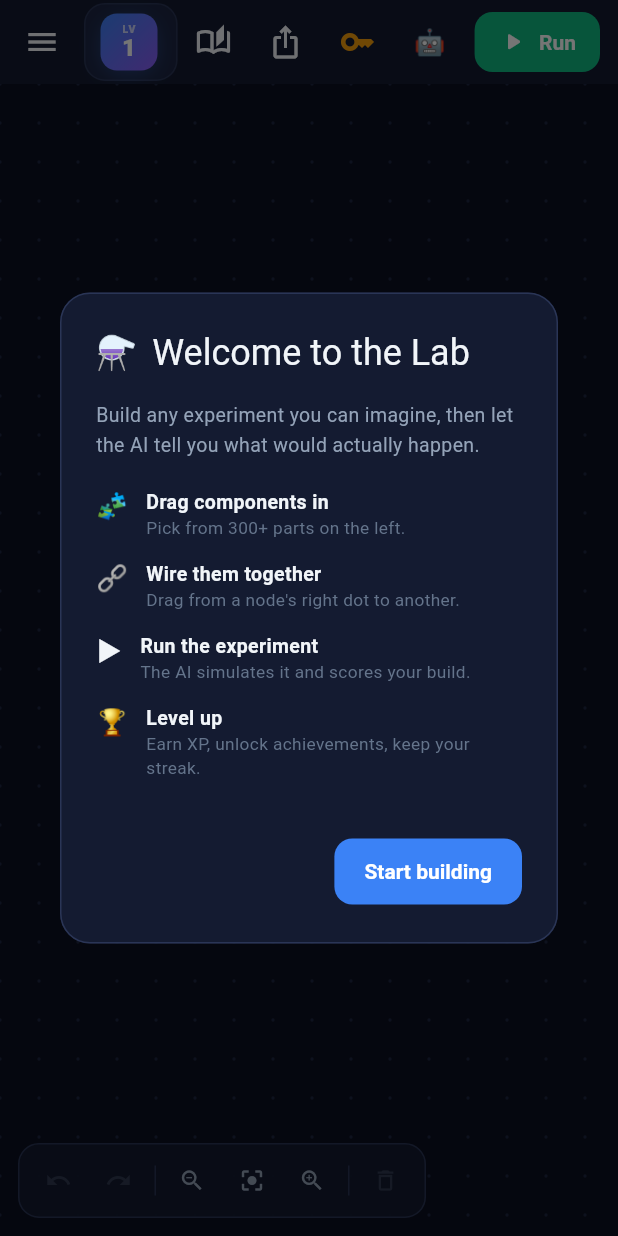
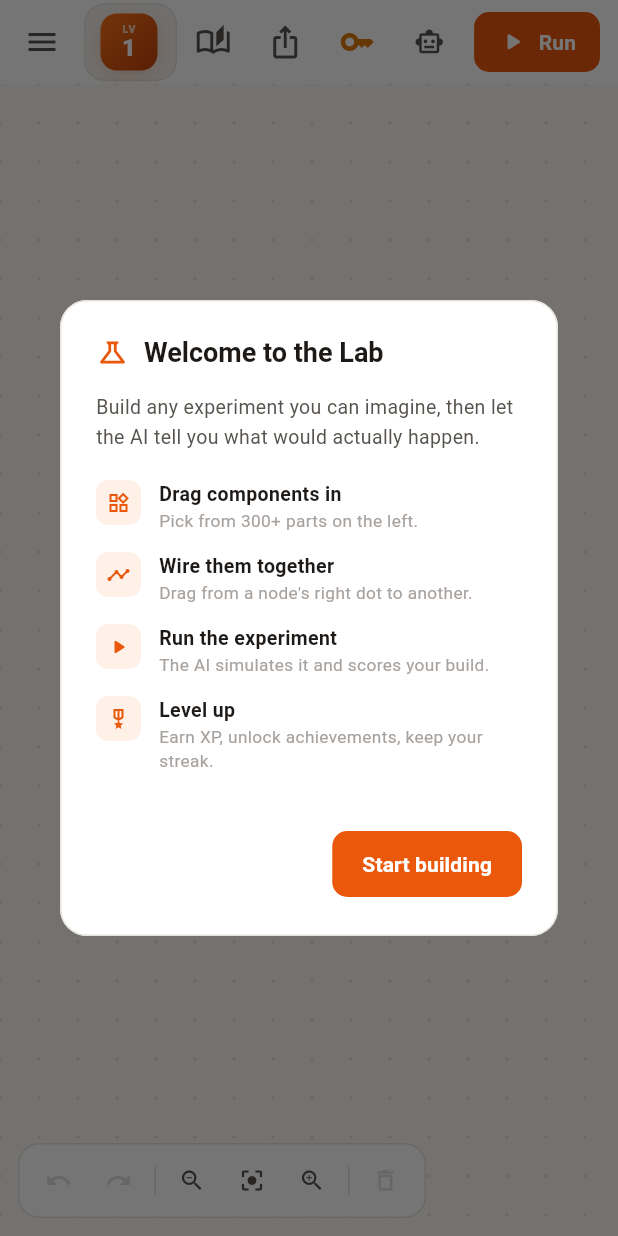
Before and after one commit to nileshpatil6/hackgenesis, a Flutter app: the screen it shows after launch, on a phone screen of 412 x 824 dp. Run offline on Flutter 3.47's test engine with Material 3 defaults, Android fonts, the phone set to English and light mode, and no system bars; our stand-ins replace confetti, flutter_svg, shared_preferences.

Commit message:
Switch app to a light, professional orange and white theme
Replaces the dark neon palette with warm neutrals, white surfaces and a
single orange accent, and softens the node glows to restrained shadows.

Also swaps decorative emoji in headings, dialogs and stat tiles for
Material icons: several glyphs rendered as tofu boxes on Flutter web
because the fallback emoji font loads after first paint, and icons read
more professional besides. Data-driven emoji (components, achievements,
quests) are unchanged.

```diff
--- a/canvas_flutter/lib/canvas/canvas_view.dart
+++ b/canvas_flutter/lib/canvas/canvas_view.dart
@@ -286,8 +286,7 @@ class _CanvasViewState extends State<CanvasView>
                   key: ValueKey<String>(node.id),
                   node: node,
                   isSelected: _controller.selectedNodeId == node.id,
-                  isConnecting:
-                      connectingId != null && connectingId != node.id,
+                  isConnecting: connectingId != null && connectingId != node.id,
                   onTap: () {
                     _focusNode.requestFocus();
                     _controller.selectNode(node.id);
--- a/canvas_flutter/lib/game/game_state.dart
+++ b/canvas_flutter/lib/game/game_state.dart
@@ -214,7 +214,8 @@ class GameState extends ChangeNotifier {
   int get largestGraphEdges => _largestGraphEdges;
 
   /// Distinct [ComponentData.category] ids the player has ever placed.
-  Set<String> get categoriesUsed => UnmodifiableSetView<String>(_categoriesUsed);
+  Set<String> get categoriesUsed =>
+      UnmodifiableSetView<String>(_categoriesUsed);
 
   /// Unlocked achievements, resolved and kept in [kAchievements] order.
   List<Achievement> get unlocked => List<Achievement>.unmodifiable(
@@ -246,7 +247,8 @@ class GameState extends ChangeNotifier {
   }
 
   /// Whether [quest] has hit its target today.
-  bool isQuestComplete(Quest quest) => questProgress(quest) >= quest.targetCount;
+  bool isQuestComplete(Quest quest) =>
+      questProgress(quest) >= quest.targetCount;
 
   /// Whether [load] has completed.
   bool get isLoaded => _isLoaded;
--- a/canvas_flutter/lib/main.dart
+++ b/canvas_flutter/lib/main.dart
@@ -38,7 +38,7 @@ class CanvasLabApp extends StatelessWidget {
       child: MaterialApp(
         title: 'AI Experiment Lab',
         debugShowCheckedModeBanner: false,
-        theme: AppTheme.dark,
+        theme: AppTheme.light,
         home: const HomeScreen(),
       ),
     );
--- a/canvas_flutter/lib/screens/home_screen.dart
+++ b/canvas_flutter/lib/screens/home_screen.dart
@@ -224,11 +224,7 @@ class _HomeScreenState extends State<HomeScreen> {
 
     setState(() {
       _chat.add(
-        ChatMessage(
-          isUser: true,
-          content: question,
-          timestamp: DateTime.now(),
-        ),
+        ChatMessage(isUser: true, content: question, timestamp: DateTime.now()),
       );
       _assistantLoading = true;
     });
@@ -335,8 +331,7 @@ class _HomeScreenState extends State<HomeScreen> {
             controller: _confetti,
             child: Row(
               children: [
-                if (isWide)
-                  SizedBox(width: 280, child: _buildLibrary()),
+                if (isWide) SizedBox(width: 280, child: _buildLibrary()),
                 Expanded(child: _buildCanvasArea()),
                 if (isWide && _assistantOpen)
                   SizedBox(width: 340, child: _buildAssistant()),
@@ -356,7 +351,11 @@ class _HomeScreenState extends State<HomeScreen> {
       title: Row(
         children: [
           if (isWide) ...[
-            const Text('⚗️', style: TextStyle(fontSize: 20)),
+            const Icon(
+              Icons.science_outlined,
+              size: 20,
+              color: AppColors.primary,
+            ),
             const SizedBox(width: 10),
             const Text(
               'AI Experiment Lab',
@@ -404,7 +403,7 @@ class _HomeScreenState extends State<HomeScreen> {
         ),
         IconButton(
           tooltip: 'Lab assistant',
-          icon: const Text('🤖', style: TextStyle(fontSize: 17)),
+          icon: const Icon(Icons.smart_toy_outlined, size: 20),
           onPressed: () {
             if (MediaQuery.of(context).size.width >= _wideBreakpoint) {
               setState(() => _assistantOpen = !_assistantOpen);
@@ -419,7 +418,6 @@ class _HomeScreenState extends State<HomeScreen> {
           child: FilledButton.icon(
             onPressed: _isAnalyzing ? null : _runExperiment,
             style: FilledButton.styleFrom(
-              backgroundColor: AppColors.success,
               padding: const EdgeInsets.symmetric(horizontal: 16, vertical: 10),
             ),
             icon: const Icon(Icons.play_arrow_rounded, size: 19),
--- a/canvas_flutter/lib/theme/app_theme.dart
+++ b/canvas_flutter/lib/theme/app_theme.dart
@@ -1,31 +1,53 @@
 import 'package:flutter/material.dart';
 import 'package:flutter/services.dart';
 
-/// Dark "science lab" palette shared across the app.
+/// Light, minimal palette: warm neutrals, white surfaces, one orange accent.
+///
+/// Colour is spent deliberately — the chrome stays neutral so the orange
+/// accent and the category hues on the canvas are the only things that pull
+/// the eye.
 abstract final class AppColors {
-  static const background = Color(0xFF0B1020);
-  static const surface = Color(0xFF141B31);
-  static const surfaceAlt = Color(0xFF1C2542);
-  static const border = Color(0xFF2A3556);
+  /// Page behind the panels, and the canvas itself.
+  static const background = Color(0xFFFAF9F7);
 
-  static const primary = Color(0xFF3B82F6);
-  static const success = Color(0xFF10B981);
-  static const warning = Color(0xFFF59E0B);
-  static const danger = Color(0xFFEF4444);
-  static const accent = Color(0xFFEC4899);
-  static const purple = Color(0xFF8B5CF6);
+  /// Panels, cards, dialogs.
+  static const surface = Color(0xFFFFFFFF);
 
-  static const textPrimary = Color(0xFFF1F5F9);
-  static const textSecondary = Color(0xFF94A3B8);
-  static const textMuted = Color(0xFF64748B);
+  /// Insets: list tiles, inputs, chips.
+  static const surfaceAlt = Color(0xFFF5F3F0);
 
-  /// Canvas grid dot colour.
-  static const grid = Color(0xFF243050);
+  /// Hairlines and outlines.
+  static const border = Color(0xFFE7E3DD);
+
+  /// The accent. Used for primary actions, selection and focus.
+  static const primary = Color(0xFFEA580C);
+
+  /// A tint of [primary] for filled backgrounds behind it.
+  static const primarySoft = Color(0xFFFFF1E7);
+
+  /// Deeper accent for text on light tints.
+  static const primaryDeep = Color(0xFFC2410C);
+
+  static const success = Color(0xFF059669);
+  static const warning = Color(0xFFD97706);
+  static const danger = Color(0xFFDC2626);
+  static const accent = Color(0xFFF97316);
+  static const purple = Color(0xFF7C3AED);
+
+  static const textPrimary = Color(0xFF1C1917);
+  static const textSecondary = Color(0xFF57534E);
+  static const textMuted = Color(0xFFA8A29E);
+
+  /// Canvas grid dots.
+  static const grid = Color(0xFFDDD8D1);
+
+  /// Soft shadow used sparingly for elevation.
+  static const shadow = Color(0x14000000);
 }
 
 abstract final class AppTheme {
-  static ThemeData get dark {
-    const scheme = ColorScheme.dark(
+  static ThemeData get light {
+    const scheme = ColorScheme.light(
       primary: AppColors.primary,
       secondary: AppColors.accent,
       surface: AppColors.surface,
@@ -36,34 +58,53 @@ abstract final class AppTheme {
 
     return ThemeData(
       useMaterial3: true,
-      brightness: Brightness.dark,
+      brightness: Brightness.light,
       colorScheme: scheme,
       scaffoldBackgroundColor: AppColors.background,
       canvasColor: AppColors.background,
-      fontFamily: _systemFont,
       dividerColor: AppColors.border,
       splashFactory: InkSparkle.splashFactory,
       appBarTheme: const AppBarTheme(
         backgroundColor: AppColors.surface,
         foregroundColor: AppColors.textPrimary,
+        surfaceTintColor: Colors.transparent,
         elevation: 0,
+        scrolledUnderElevation: 0,
         centerTitle: false,
-        systemOverlayStyle: SystemUiOverlayStyle.light,
+        systemOverlayStyle: SystemUiOverlayStyle.dark,
       ),
       cardTheme: CardThemeData(
         color: AppColors.surface,
         elevation: 0,
+        surfaceTintColor: Colors.transparent,
         shape: RoundedRectangleBorder(
-          borderRadius: BorderRadius.circular(16),
+          borderRadius: BorderRadius.circular(14),
           side: const BorderSide(color: AppColors.border),
         ),
       ),
       dialogTheme: DialogThemeData(
         backgroundColor: AppColors.surface,
+        surfaceTintColor: Colors.transparent,
+        elevation: 0,
         shape: RoundedRectangleBorder(
-          borderRadius: BorderRadius.circular(20),
+          borderRadius: BorderRadius.circular(18),
           side: const BorderSide(color: AppColors.border),
         ),
+        titleTextStyle: const TextStyle(
+          fontSize: 18,
+          fontWeight: FontWeight.w700,
+          color: AppColors.textPrimary,
+        ),
+      ),
+      bottomSheetTheme: const BottomSheetThemeData(
+        backgroundColor: AppColors.surface,
+        surfaceTintColor: Colors.transparent,
+        elevation: 0,
+      ),
+      drawerTheme: const DrawerThemeData(
+        backgroundColor: AppColors.surface,
+        surfaceTintColor: Colors.transparent,
+        elevation: 0,
       ),
       inputDecorationTheme: InputDecorationTheme(
         filled: true,
@@ -74,25 +115,29 @@ abstract final class AppTheme {
           vertical: 12,
         ),
         border: OutlineInputBorder(
-          borderRadius: BorderRadius.circular(12),
+          borderRadius: BorderRadius.circular(10),
           borderSide: const BorderSide(color: AppColors.border),
         ),
         enabledBorder: OutlineInputBorder(
-          borderRadius: BorderRadius.circular(12),
+          borderRadius: BorderRadius.circular(10),
           borderSide: const BorderSide(color: AppColors.border),
         ),
         focusedBorder: OutlineInputBorder(
-          borderRadius: BorderRadius.circular(12),
-          borderSide: const BorderSide(color: AppColors.primary, width: 2),
+          borderRadius: BorderRadius.circular(10),
+          borderSide: const BorderSide(color: AppColors.primary, width: 1.6),
         ),
       ),
       filledButtonTheme: FilledButtonThemeData(
         style: FilledButton.styleFrom(
+          elevation: 0,
           padding: const EdgeInsets.symmetric(horizontal: 20, vertical: 14),
           shape: RoundedRectangleBorder(
-            borderRadius: BorderRadius.circular(12),
+            borderRadius: BorderRadius.circular(10),
           ),
-          textStyle: const TextStyle(fontWeight: FontWeight.w600),
+          textStyle: const TextStyle(
+            fontWeight: FontWeight.w600,
+            letterSpacing: 0.1,
+          ),
         ),
       ),
       outlinedButtonTheme: OutlinedButtonThemeData(
@@ -101,32 +146,34 @@ abstract final class AppTheme {
           side: const BorderSide(color: AppColors.border),
           padding: const EdgeInsets.symmetric(horizontal: 18, vertical: 14),
           shape: RoundedRectangleBorder(
-            borderRadius: BorderRadius.circular(12),
+            borderRadius: BorderRadius.circular(10),
           ),
         ),
       ),
       textButtonTheme: TextButtonThemeData(
         style: TextButton.styleFrom(foregroundColor: AppColors.textSecondary),
       ),
+      iconButtonTheme: IconButtonThemeData(
+        style: IconButton.styleFrom(foregroundColor: AppColors.textSecondary),
+      ),
       snackBarTheme: SnackBarThemeData(
-        backgroundColor: AppColors.surfaceAlt,
-        contentTextStyle: const TextStyle(color: AppColors.textPrimary),
+        backgroundColor: AppColors.textPrimary,
+        contentTextStyle: const TextStyle(color: Colors.white, fontSize: 13),
         behavior: SnackBarBehavior.floating,
-        shape: RoundedRectangleBorder(
-          borderRadius: BorderRadius.circular(12),
-        ),
+        elevation: 2,
+        shape: RoundedRectangleBorder(borderRadius: BorderRadius.circular(10)),
       ),
       tooltipTheme: TooltipThemeData(
         decoration: BoxDecoration(
-          color: AppColors.surfaceAlt,
-          borderRadius: BorderRadius.circular(8),
-          border: Border.all(color: AppColors.border),
+          color: AppColors.textPrimary,
+          borderRadius: BorderRadius.circular(6),
         ),
-        textStyle: const TextStyle(color: AppColors.textPrimary, fontSize: 12),
+        textStyle: const TextStyle(color: Colors.white, fontSize: 12),
+      ),
+      progressIndicatorTheme: const ProgressIndicatorThemeData(
+        color: AppColors.primary,
+        linearTrackColor: AppColors.surfaceAlt,
       ),
     );
   }
-
-  /// Null lets Flutter pick the platform default, which avoids a network fetch.
-  static const String? _systemFont = null;
 }
--- a/canvas_flutter/lib/widgets/celebration_overlay.dart
+++ b/canvas_flutter/lib/widgets/celebration_overlay.dart
@@ -359,11 +359,7 @@ class _ToastHostState extends State<_ToastHost>
 
 /// Shared chrome for both toast kinds: dark card, tinted border and glow.
 class _ToastCard extends StatelessWidget {
-  const _ToastCard({
-    required this.child,
-    required this.tint,
-    this.onDismiss,
-  });
+  const _ToastCard({required this.child, required this.tint, this.onDismiss});
 
   final Widget child;
   final Color tint;
--- a/canvas_flutter/lib/widgets/dialogs.dart
+++ b/canvas_flutter/lib/widgets/dialogs.dart
@@ -43,7 +43,9 @@ class _ApiKeyDialogState extends State<ApiKeyDialog> {
   Future<void> _save() async {
     final value = _controller.text.trim();
     if (value.isEmpty) {
-      setState(() => _error = 'Enter a key, or cancel to keep playing offline.');
+      setState(
+        () => _error = 'Enter a key, or cancel to keep playing offline.',
+      );
       return;
     }
     if (!SettingsStore.looksLikeApiKey(value)) {
@@ -62,7 +64,7 @@ class _ApiKeyDialogState extends State<ApiKeyDialog> {
     return AlertDialog(
       title: const Row(
         children: [
-          Text('🔑', style: TextStyle(fontSize: 20)),
+          Icon(Icons.vpn_key_outlined, size: 20, color: AppColors.primary),
           SizedBox(width: 10),
           Text('OpenAI API Key'),
         ],
@@ -145,11 +147,27 @@ class WelcomeDialog extends StatelessWidget {
     );
   }
 
-  static const _steps = [
-    ('🧩', 'Drag components in', 'Pick from 300+ parts on the left.'),
-    ('🔗', 'Wire them together', 'Drag from a node\'s right dot to another.'),
-    ('▶️', 'Run the experiment', 'The AI simulates it and scores your build.'),
-    ('🏆', 'Level up', 'Earn XP, unlock achievements, keep your streak.'),
+  static const _steps = <(IconData, String, String)>[
+    (
+      Icons.widgets_outlined,
+      'Drag components in',
+      'Pick from 300+ parts on the left.',
+    ),
+    (
+      Icons.timeline,
+      'Wire them together',
+      'Drag from a node\'s right dot to another.',
+    ),
+    (
+      Icons.play_arrow_rounded,
+      'Run the experiment',
+      'The AI simulates it and scores your build.',
+    ),
+    (
+      Icons.military_tech_outlined,
+      'Level up',
+      'Earn XP, unlock achievements, keep your streak.',
+    ),
   ];
 
   @override
@@ -157,7 +175,7 @@ class WelcomeDialog extends StatelessWidget {
     return AlertDialog(
       title: const Row(
         children: [
-          Text('⚗️', style: TextStyle(fontSize: 22)),
+          Icon(Icons.science_outlined, size: 22, color: AppColors.primary),
           SizedBox(width: 10),
           Expanded(child: Text('Welcome to the Lab')),
         ],
@@ -178,13 +196,22 @@ class WelcomeDialog extends StatelessWidget {
               ),
             ),
             const SizedBox(height: 18),
-            for (final (emoji, title, body) in _steps)
+            for (final (icon, title, body) in _steps)
               Padding(
                 padding: const EdgeInsets.only(bottom: 13),
                 child: Row(
                   crossAxisAlignment: CrossAxisAlignment.start,
                   children: [
-                    Text(emoji, style: const TextStyle(fontSize: 17)),
+                    Container(
+                      width: 30,
+                      height: 30,
+                      alignment: Alignment.center,
+                      decoration: BoxDecoration(
+                        color: AppColors.primarySoft,
+                        borderRadius: BorderRadius.circular(8),
+                      ),
+                      child: Icon(icon, size: 16, color: AppColors.primary),
+                    ),
                     const SizedBox(width: 12),
                     Expanded(
                       child: Column(
@@ -241,7 +268,7 @@ class ExamplesDialog extends StatelessWidget {
     return AlertDialog(
       title: const Row(
         children: [
-          Text('📚', style: TextStyle(fontSize: 20)),
+          Icon(Icons.auto_stories_outlined, size: 20, color: AppColors.primary),
           SizedBox(width: 10),
           Text('Load an example'),
         ],
@@ -403,17 +430,18 @@ class ProgressSheet extends StatelessWidget {
                 const SizedBox(height: 18),
                 _buildLevelHeader(),
                 const SizedBox(height: 24),
-                _buildSectionTitle('🎯  Today\'s quests'),
+                _buildSectionTitle(Icons.flag_outlined, 'Today\'s quests'),
                 const SizedBox(height: 10),
                 for (final q in game.todaysQuests) _buildQuest(q),
                 const SizedBox(height: 22),
-                _buildSectionTitle('📊  Stats'),
+                _buildSectionTitle(Icons.insights_outlined, 'Stats'),
                 const SizedBox(height: 10),
                 _buildStats(),
                 const SizedBox(height: 22),
                 _buildSectionTitle(
-                  '🏆  Achievements  '
-                  '(${game.unlocked.length}/${kAchievements.length})',
+                  Icons.military_tech_outlined,
+                  'Achievements  '
+                  '${game.unlocked.length}/${kAchievements.length}',
                 ),
                 const SizedBox(height: 10),
                 _buildAchievementGrid(),
@@ -425,28 +453,29 @@ class ProgressSheet extends StatelessWidget {
     );
   }
 
-  Widget _buildSectionTitle(String text) => Text(
+  Widget _buildSectionTitle(IconData icon, String text) => Row(
+    children: [
+      Icon(icon, size: 15, color: AppColors.primary),
+      const SizedBox(width: 8),
+      Text(
         text,
         style: const TextStyle(
           fontSize: 13,
           fontWeight: FontWeight.w800,
-      letterSpacing: 0.3,
+          letterSpacing: 0.2,
           color: AppColors.textPrimary,
         ),
+      ),
+    ],
   );
 
   Widget _buildLevelHeader() {
     return Container(
       padding: const EdgeInsets.all(18),
       decoration: BoxDecoration(
-        gradient: LinearGradient(
-          colors: [
-            AppColors.primary.withValues(alpha: 0.22),
-            AppColors.purple.withValues(alpha: 0.18),
-          ],
-        ),
-        borderRadius: BorderRadius.circular(18),
-        border: Border.all(color: AppColors.primary.withValues(alpha: 0.4)),
+        color: AppColors.primarySoft,
+        borderRadius: BorderRadius.circular(16),
+        border: Border.all(color: AppColors.primary.withValues(alpha: 0.28)),
       ),
       child: Row(
         children: [
@@ -538,10 +567,7 @@ class ProgressSheet extends StatelessWidget {
       ),
       child: Row(
         children: [
-          Text(
-            done ? '✅' : quest.emoji,
-            style: const TextStyle(fontSize: 17),
-          ),
+          Text(done ? '✅' : quest.emoji, style: const TextStyle(fontSize: 17)),
           const SizedBox(width: 12),
           Expanded(
             child: Column(
@@ -599,19 +625,19 @@ class ProgressSheet extends StatelessWidget {
   }
 
   Widget _buildStats() {
-    final stats = <(String, String, String)>[
-      ('🧪', 'Experiments', '${game.experimentsRun}'),
-      ('✅', 'Successes', '${game.successCount}'),
-      ('🧩', 'Components', '${game.componentsPlaced}'),
-      ('🔗', 'Connections', '${game.edgesConnected}'),
-      ('⚡', 'Best streak', '${game.bestSuccessStreak}'),
-      ('🗂️', 'Fields used', '${game.categoriesUsed.length}'),
+    final stats = <(IconData, String, String)>[
+      (Icons.science_outlined, 'Experiments', '${game.experimentsRun}'),
+      (Icons.check_circle_outline, 'Successes', '${game.successCount}'),
+      (Icons.widgets_outlined, 'Components', '${game.componentsPlaced}'),
+      (Icons.timeline, 'Connections', '${game.edgesConnected}'),
+      (Icons.bolt_outlined, 'Best streak', '${game.bestSuccessStreak}'),
+      (Icons.category_outlined, 'Fields used', '${game.categoriesUsed.length}'),
     ];
     return Wrap(
       spacing: 8,
       runSpacing: 8,
       children: [
-        for (final (emoji, label, value) in stats)
+        for (final (icon, label, value) in stats)
           Container(
             width: 108,
             padding: const EdgeInsets.symmetric(horizontal: 12, vertical: 11),
@@ -623,7 +649,7 @@ class ProgressSheet extends StatelessWidget {
             child: Column(
               crossAxisAlignment: CrossAxisAlignment.start,
               children: [
-                Text(emoji, style: const TextStyle(fontSize: 15)),
+                Icon(icon, size: 16, color: AppColors.primary),
                 const SizedBox(height: 6),
                 Text(
                   value,
--- a/canvas_flutter/lib/widgets/xp_bar.dart
+++ b/canvas_flutter/lib/widgets/xp_bar.dart
@@ -153,7 +153,7 @@ class _LevelBadge extends StatelessWidget {
         gradient: const LinearGradient(
           begin: Alignment.topLeft,
           end: Alignment.bottomRight,
-          colors: <Color>[AppColors.primary, AppColors.purple],
+          colors: <Color>[AppColors.accent, AppColors.primaryDeep],
         ),
         boxShadow: <BoxShadow>[
           BoxShadow(
```
Also changed, not shown: canvas_flutter/lib/canvas/canvas_controller.dart (+7 -6 lines), canvas_flutter/lib/canvas/edge_painter.dart (+7 -17 lines), canvas_flutter/lib/canvas/node_card.dart (+22 -20 lines), canvas_flutter/lib/data/component_library.dart (+14 -56 lines), canvas_flutter/lib/services/openai_service.dart (+2 -7 lines), canvas_flutter/lib/widgets/assistant_panel.dart (+7 -4 lines), canvas_flutter/lib/widgets/component_library_panel.dart (+15 -12 lines), canvas_flutter/lib/widgets/result_sheet.dart (+10 -2 lines). Lines whose indentation alone changed are shown as unchanged.
